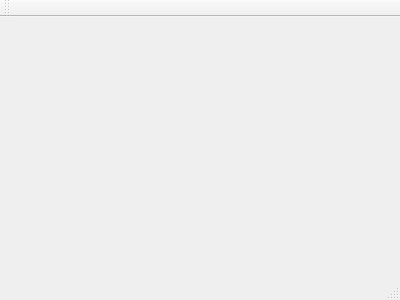
The window that mainwindow.ui (oya163/storm) describes before a commit, drawn with Qt 5.
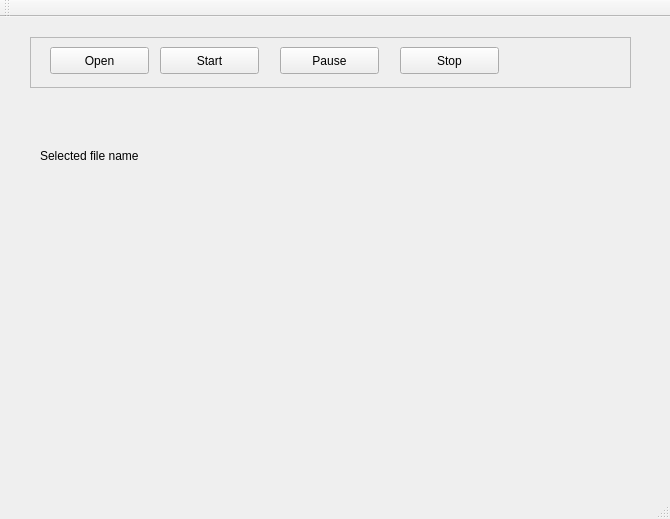
The same window after the commit.

Patch:
```diff
--- a/mainwindow.ui
+++ b/mainwindow.ui
@@ -1,24 +1,121 @@
 <ui version="4.0">
  <class>MainWindow</class>
- <widget class="QMainWindow" name="MainWindow" >
-  <property name="geometry" >
+ <widget class="QMainWindow" name="MainWindow">
+  <property name="geometry">
    <rect>
     <x>0</x>
     <y>0</y>
-    <width>400</width>
-    <height>300</height>
+    <width>670</width>
+    <height>519</height>
    </rect>
   </property>
   <property name="windowTitle" >
    <string>MainWindow</string>
   </property>
-  <widget class="QMenuBar" name="menuBar" />
-  <widget class="QToolBar" name="mainToolBar" />
-  <widget class="QWidget" name="centralWidget" />
-  <widget class="QStatusBar" name="statusBar" />
+  <widget class="QWidget" name="centralWidget">
+   <widget class="QFrame" name="frame_2">
+    <property name="geometry">
+     <rect>
+      <x>30</x>
+      <y>20</y>
+      <width>601</width>
+      <height>51</height>
+     </rect>
+    </property>
+    <property name="frameShape">
+     <enum>QFrame::StyledPanel</enum>
+    </property>
+    <property name="frameShadow">
+     <enum>QFrame::Raised</enum>
+    </property>
+    <widget class="QPushButton" name="pushButton_5">
+     <property name="geometry">
+      <rect>
+       <x>370</x>
+       <y>10</y>
+       <width>99</width>
+       <height>27</height>
+      </rect>
+     </property>
+     <property name="text">
+      <string>Stop</string>
+     </property>
+    </widget>
+    <widget class="QPushButton" name="pushButton_6">
+     <property name="geometry">
+      <rect>
+       <x>250</x>
+       <y>10</y>
+       <width>99</width>
+       <height>27</height>
+      </rect>
+     </property>
+     <property name="text">
+      <string>Pause</string>
+     </property>
+    </widget>
+    <widget class="QPushButton" name="pushButton_7">
+     <property name="geometry">
+      <rect>
+       <x>130</x>
+       <y>10</y>
+       <width>99</width>
+       <height>27</height>
+      </rect>
+     </property>
+     <property name="text">
+      <string>Start</string>
+     </property>
+    </widget>
+    <widget class="QPushButton" name="pushButton_8">
+     <property name="geometry">
+      <rect>
+       <x>20</x>
+       <y>10</y>
+       <width>99</width>
+       <height>27</height>
+      </rect>
+     </property>
+     <property name="text">
+      <string>Open</string>
+     </property>
+    </widget>
+   </widget>
+   <widget class="QLabel" name="fileLabel">
+    <property name="geometry">
+     <rect>
+      <x>40</x>
+      <y>130</y>
+      <width>581</width>
+      <height>17</height>
+     </rect>
+    </property>
+    <property name="text">
+     <string>Selected file name</string>
+    </property>
+   </widget>
+  </widget>
+  <widget class="QMenuBar" name="menuBar">
+   <property name="geometry">
+    <rect>
+     <x>0</x>
+     <y>0</y>
+     <width>670</width>
+     <height>25</height>
+    </rect>
+   </property>
+  </widget>
+  <widget class="QToolBar" name="mainToolBar">
+   <attribute name="toolBarArea">
+    <enum>TopToolBarArea</enum>
+   </attribute>
+   <attribute name="toolBarBreak">
+    <bool>false</bool>
+   </attribute>
+  </widget>
+  <widget class="QStatusBar" name="statusBar"/>
  </widget>
- <layoutDefault spacing="6" margin="11" />
- <pixmapfunction></pixmapfunction>
+ <layoutdefault spacing="6" margin="11"/>
  <resources/>
  <connections/>
 </ui>
```
Left out of the diff: 3 changed lines with no effect on the pictures.
